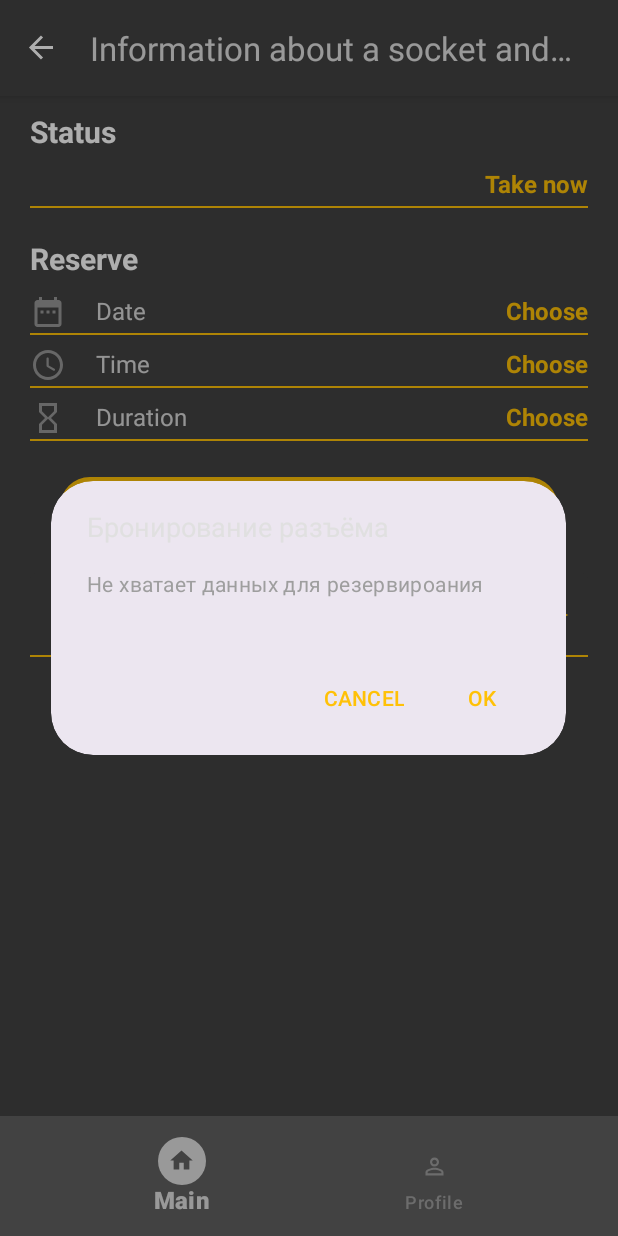
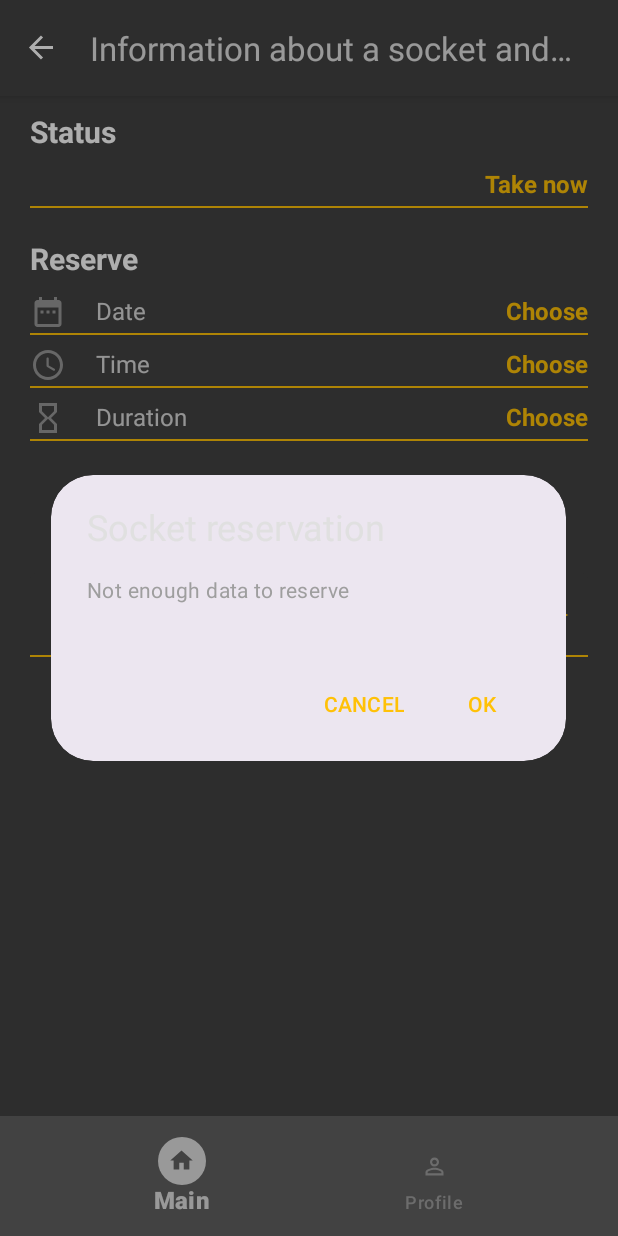
Before and after one commit to Ra53n/Charge_it, an Android app: the SocketInfoFragment screen opened through its navigation route, after a tap on "APPLY", on a phone screen of 412 x 824 dp. Run offline under Robolectric (Android 15) with nearby library versions, the phone set to English and light mode, and no system bars; our stand-ins replace Room's generated code, RxJava, navigation-ui; 8 statements that could not run were skipped.

Commit message:
Строки убраны в ресурсы.

```diff
--- a/core/src/main/res/values/strings.xml
+++ b/core/src/main/res/values/strings.xml
@@ -36,6 +36,14 @@
     <!-- Templates begin -->
     <string name="simple_button_text">Button</string>
     <string name="exp_text">Text View</string>
+    <string name="pick_date_dialog_title_text">Pick date</string>
+    <string name="pick_time_dialog_title_text">Pick time</string>
+    <string name="pick_duration_dialog_title_text">Pick duration</string>
+    <string name="pick_duration_dialog_message_text">Select the duration of the car charge (from 1 to 8 hours)</string>
+    <string name="apply_changes_dialog_valid_fields_message_text">Reserve socket?</string>
+    <string name="apply_changes_dialog_invalid_fields_message_text">Not enough data to reserve</string>
+    <string name="apply_changes_dialog_title_text">Socket reservation</string>
+    <string name="succesfull_reservation_toast_message_text">Socket was reserved!</string>
     <!-- Templates end -->
 
 </resources>
--- a/socket_info/src/main/java/ru/profitsw2000/socket_info/presentation/view/fragment/SocketInfoFragment.kt
+++ b/socket_info/src/main/java/ru/profitsw2000/socket_info/presentation/view/fragment/SocketInfoFragment.kt
@@ -6,7 +6,6 @@ import android.view.View
 import android.view.ViewGroup
 import android.widget.Toast
 import androidx.fragment.app.Fragment
-import androidx.navigation.fragment.findNavController
 import chargeit.data.domain.model.ElectricStationEntity
 import chargeit.data.domain.model.SocketEntity
 import chargeit.data.domain.model.State
@@ -68,10 +67,16 @@ class SocketInfoFragment : Fragment() {
     private fun initViews() {
         binding.reserveFieldTextView.setOnClickListener {
             socket?.let {
-                if (it.status){
-                    showDialog(it, resources.getString(chargeit.core.R.string.start_charging_dialog_text))
+                if (it.status) {
+                    showDialog(
+                        it,
+                        resources.getString(chargeit.core.R.string.start_charging_dialog_text)
+                    )
                 } else {
-                    showDialog(it, resources.getString(chargeit.core.R.string.stop_charging_dialog_text))
+                    showDialog(
+                        it,
+                        resources.getString(chargeit.core.R.string.stop_charging_dialog_text)
+                    )
                 }
             }
         }
@@ -82,7 +87,7 @@ class SocketInfoFragment : Fragment() {
             calendar.timeInMillis = today
             val startDate = calendar.timeInMillis
 
-            val upWeek = today + 1000*60*60*24*7
+            val upWeek = today + 1000 * 60 * 60 * 24 * 7
             calendar.timeInMillis = upWeek
             val endDate = calendar.timeInMillis
 
@@ -95,7 +100,7 @@ class SocketInfoFragment : Fragment() {
             val datePicker = MaterialDatePicker
                 .Builder
                 .datePicker()
-                .setTitleText("Выберите дату")
+                .setTitleText(getString(chargeit.core.R.string.pick_date_dialog_title_text))
                 .setCalendarConstraints(constraints)
                 .build()
 
@@ -113,7 +118,7 @@ class SocketInfoFragment : Fragment() {
         binding.pickTimeTextView.setOnClickListener {
             val timePicker = MaterialTimePicker
                 .Builder()
-                .setTitleText("Выберите время")
+                .setTitleText(getString(chargeit.core.R.string.pick_time_dialog_title_text))
                 .setTimeFormat(TimeFormat.CLOCK_24H)
                 .build()
 
@@ -122,8 +127,8 @@ class SocketInfoFragment : Fragment() {
 
             timePicker.addOnPositiveButtonClickListener {
                 val hourString = timePicker.hour.toString()
-                val minuteString = if(timePicker.minute < 10) "0${timePicker.minute}"
-                                    else "${timePicker.minute}"
+                val minuteString = if (timePicker.minute < 10) "0${timePicker.minute}"
+                else "${timePicker.minute}"
 
                 val timeString = "$hourString:$minuteString"
                 binding.pickTimeTextView.text = timeString
@@ -140,8 +145,8 @@ class SocketInfoFragment : Fragment() {
 
 
             with(builder) {
-                setTitle("Выбор длительности")
-                setMessage("Выберите длительность заряда автомобиля (от 1 до 8 часов)")
+                setTitle(getString(chargeit.core.R.string.pick_duration_dialog_title_text))
+                setMessage(getString(chargeit.core.R.string.pick_duration_dialog_message_text))
                 setView(view)
                 setPositiveButton(getString(chargeit.core.R.string.ok_button_text)) { _, _ ->
                     val hourDuration = view.hour_number_picker.value
@@ -157,17 +162,20 @@ class SocketInfoFragment : Fragment() {
 
         binding.applyChangesButton.setOnClickListener {
             val builder = MaterialAlertDialogBuilder(requireContext())
-            val message = if (reserveFieldsIsValid()) "Забронировать разъём?"
-                            else "Не хватает данных для резервироания"
+            val message =
+                if (reserveFieldsIsValid()) getString(chargeit.core.R.string.apply_changes_dialog_valid_fields_message_text)
+                else getString(chargeit.core.R.string.apply_changes_dialog_invalid_fields_message_text)
 
             with(builder) {
-                setTitle("Бронирование разъёма")
+                setTitle(getString(chargeit.core.R.string.apply_changes_dialog_title_text))
                 setMessage(message)
                 setPositiveButton(getString(chargeit.core.R.string.ok_button_text)) { _, _ ->
                     if (reserveFieldsIsValid()) {
-                        Toast.makeText(requireContext(),
-                                    "Разъём зарезервирован!",
-                                        Toast.LENGTH_SHORT).show()
+                        Toast.makeText(
+                            requireContext(),
+                            getString(chargeit.core.R.string.succesfull_reservation_toast_message_text),
+                            Toast.LENGTH_SHORT
+                        ).show()
                         socketInfoViewModel.navigateUp()
                     }
                 }
@@ -197,12 +205,14 @@ class SocketInfoFragment : Fragment() {
                     setSocketInfo(
                         resources.getString(chargeit.core.R.string.free_socket_status_text),
                         resources.getColor(chargeit.core.R.color.green_A200),
-                        resources.getString(chargeit.core.R.string.set_busy_socket_status_text))
+                        resources.getString(chargeit.core.R.string.set_busy_socket_status_text)
+                    )
                 } else {
                     setSocketInfo(
                         resources.getString(chargeit.core.R.string.busy_socket_status_text),
                         resources.getColor(chargeit.core.R.color.red_A200),
-                        resources.getString(chargeit.core.R.string.release_socket_now_text))
+                        resources.getString(chargeit.core.R.string.release_socket_now_text)
+                    )
                 }
             }
         }
@@ -213,7 +223,11 @@ class SocketInfoFragment : Fragment() {
                     id?.let { socketInfoViewModel.getElectricStationInfo(it) }
                 }
                 State.Error -> {
-                    Toast.makeText(requireContext(), "Не удалось изменить статус!", Toast.LENGTH_SHORT).show()
+                    Toast.makeText(
+                        requireContext(),
+                        "Не удалось изменить статус!",
+                        Toast.LENGTH_SHORT
+                    ).show()
                 }
             }
         }
@@ -235,8 +249,8 @@ class SocketInfoFragment : Fragment() {
             )
             setMessage(message)
             setPositiveButton(getString(chargeit.core.R.string.ok_button_text)) { _, _ ->
-                    socket.status = !socket.status
-                    electricStationEntity?.let { socketInfoViewModel.updateElectricStation(it) }
+                socket.status = !socket.status
+                electricStationEntity?.let { socketInfoViewModel.updateElectricStation(it) }
             }
             setNegativeButton(getString(chargeit.core.R.string.cancel_button_text)) { _, _ -> }
             show()
@@ -255,10 +269,10 @@ class SocketInfoFragment : Fragment() {
         }
     }
 
-    private fun reserveFieldsIsValid() : Boolean {
+    private fun reserveFieldsIsValid(): Boolean {
         return !(pick_date_text_view.text == resources.getString(chargeit.core.R.string.pick_from_dialog_text) ||
-            pick_time_text_view.text == resources.getString(chargeit.core.R.string.pick_from_dialog_text) ||
-            pick_duration_text_view.text == resources.getString(chargeit.core.R.string.pick_from_dialog_text))
+                pick_time_text_view.text == resources.getString(chargeit.core.R.string.pick_from_dialog_text) ||
+                pick_duration_text_view.text == resources.getString(chargeit.core.R.string.pick_from_dialog_text))
     }
 
     override fun onDestroyView() {
--- a/socket_info/src/main/java/ru/profitsw2000/socket_info/presentation/viewmodel/SocketInfoViewModel.kt
+++ b/socket_info/src/main/java/ru/profitsw2000/socket_info/presentation/viewmodel/SocketInfoViewModel.kt
@@ -10,7 +10,7 @@ import chargeit.navigator.Navigator
 import io.reactivex.rxjava3.android.schedulers.AndroidSchedulers
 import io.reactivex.rxjava3.schedulers.Schedulers
 
-class SocketInfoViewModel (
+class SocketInfoViewModel(
     private val interactor: ElectricStationInteractor,
     private val navigator: Navigator
 ) : CoreViewModel() {
```
Also changed, not shown: 1 other file.
